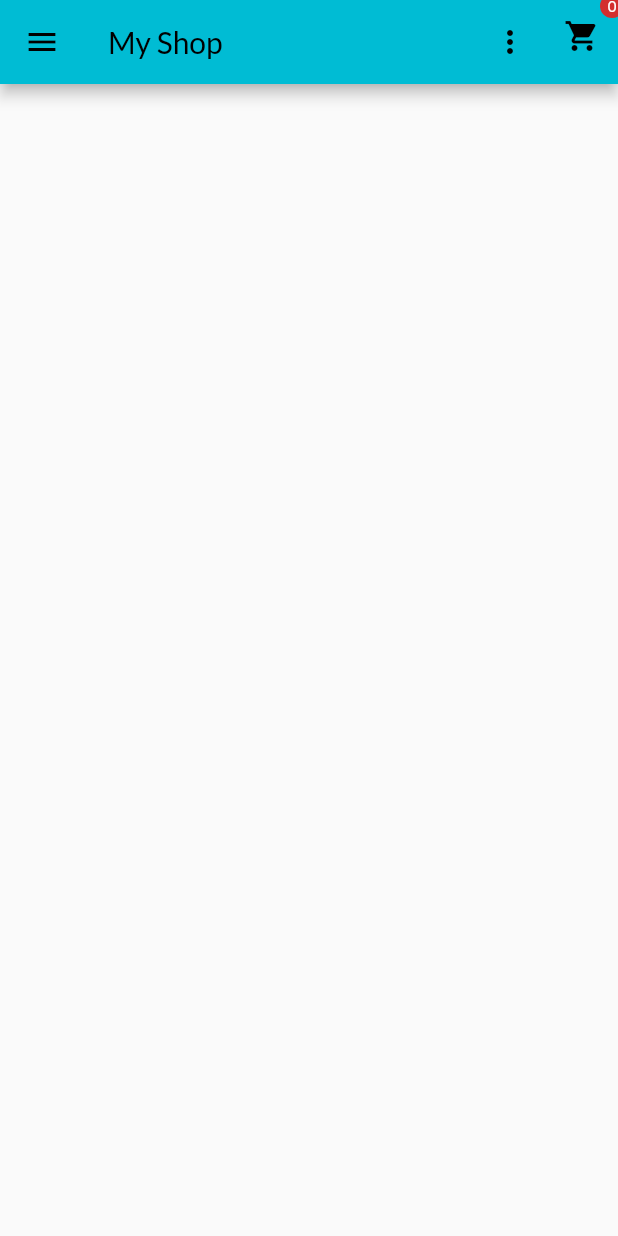
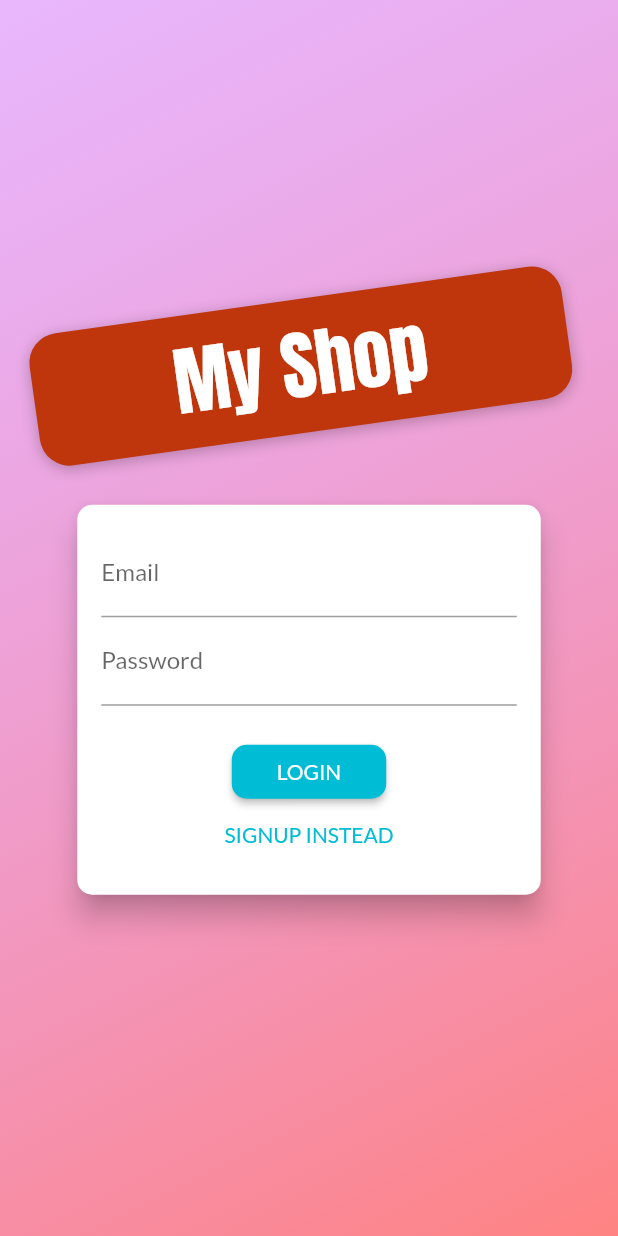
Before and after one commit to midhungopipk/Shop_App_Flutter, a Flutter app: the screen it shows after launch, on a phone screen of 412 x 824 dp. Run offline on Flutter 3.47's test engine with Material 2 defaults, Android fonts, the phone set to English and light mode, and no system bars; our stand-ins replace shared_preferences.

Commit message:
userAuthentication finished.

```diff
--- a/shopapp/lib/main.dart
+++ b/shopapp/lib/main.dart
@@ -1,17 +1,21 @@
 import 'package:flutter/material.dart';
 import 'package:provider/provider.dart';
+import 'package:shopapp/providers/auth.dart';
 import 'package:shopapp/providers/cart.dart';
 import 'package:shopapp/providers/orders.dart';
+import 'package:shopapp/providers/product.dart';
+import 'package:shopapp/screens/auth_screen.dart';
 import 'package:shopapp/screens/cart_screen.dart';
 import 'package:shopapp/screens/edit_product_screen.dart';
 import 'package:shopapp/screens/order_screen.dart';
+import 'package:shopapp/screens/spash_screen.dart';
 import 'package:shopapp/screens/user_products_screen.dart';
 import './providers/products.dart';
 import './screens/products_overview_screen.dart';
 import './screens/product_detail_screen.dart';
 
 void main() {
-  runApp(const MyApp());
+  runApp(MyApp());
 }
 
 class MyApp extends StatelessWidget {
@@ -22,23 +26,67 @@ class MyApp extends StatelessWidget {
     return MultiProvider(
         providers: [
           ChangeNotifierProvider(
-          create: (ctx) => Products(),
+            create: (ctx) => Auth(),
+          ),
+          ChangeNotifierProxyProvider<Auth, Products>(
+            create: (ctx) => Products('', '', []),
+            update: (ctx, auth, prevProducts) => Products(
+              auth.token.toString(),
+              auth.userId.toString(),
+              prevProducts == null ? [] : prevProducts.items,
+            ),
           ),
           ChangeNotifierProvider(
             create: (ctx) => Cart(),
           ),
-        ChangeNotifierProvider(
-          create: (ctx) => Orders(),
-        ),
+          // ChangeNotifierProvider(
+          //   create: (ctx) => Orders(),
+          // ),
+          ChangeNotifierProxyProvider<Auth, Orders>(
+            create: (ctx) => Orders('', '', []),
+            update: (ctx, auth, previous) => Orders(
+                auth.token.toString(),
+                auth.userId.toString(),
+                previous == null ? [] : previous.orders),
+          )
         ],
-      child: MaterialApp(
+        child: Consumer<Auth>(
+          builder: (ctx, auth, _) => MaterialApp(
             title: 'Shop App',
             theme: ThemeData(
-            colorScheme: ColorScheme.fromSwatch(primarySwatch: Colors.cyan)
-                .copyWith(secondary: Colors.deepOrange),
+              colorScheme: ColorScheme.fromSwatch(
+                primarySwatch: Colors.cyan,
+              ).copyWith(
+                secondary: Colors.deepOrange,
+              ),
               fontFamily: 'Lato',
-            textTheme: TextTheme(titleLarge: TextStyle(color: Colors.white))),
-        home: ProductsOverviewScreen(),
+              textTheme: const TextTheme(
+                titleLarge: TextStyle(
+                  color: Colors.white,
+                ),
+              ),
+            ),
+            // home: ProductsOverviewScreen(),
+            home: auth.isAuth
+                ? ProductsOverviewScreen()
+                : FutureBuilder(
+                    future: auth.tryAutoLogin(),
+                    builder: (ctx, authResultSnapShot) {
+                      print(authResultSnapShot);
+                      print("${auth.isAuth} is authenticated");
+                      if (authResultSnapShot.connectionState ==
+                          ConnectionState.waiting) {
+                        return SplashScreen();
+                      } else {
+                        return AuthScreen();
+                      }
+                    }
+                    // print(authResultSnapShot);
+                    //     authResultSnapShot.connectionState ==
+                    //             ConnectionState.waiting
+                    //         ? SplashScreen()
+                    //         : AuthScreen(),
+                    ),
             routes: {
               ProductDetailScreen.routeName: (ctx) => ProductDetailScreen(),
               CartScreen.routeName: (ctx) => CartScreen(),
@@ -47,6 +95,6 @@ class MyApp extends StatelessWidget {
               EditProductScreen.routeName: (ctx) => EditProductScreen()
             },
           ),
-    );
+        ));
   }
 }
--- a/shopapp/lib/providers/orders.dart
+++ b/shopapp/lib/providers/orders.dart
@@ -20,14 +20,19 @@ class OrderItem {
 class Orders with ChangeNotifier {
   List<OrderItem> _orders = [];
 
+  final String _authToken;
+  final String userId;
+  Orders(this._authToken, this.userId, this._orders);
+
   List<OrderItem> get orders {
     return [..._orders];
   }
 
   Future<void> fetchAndSetOrders() async {
-    final url = Uri.https(
-        'flutter-shopapp-4cd88-default-rtdb.firebaseio.com', 'orders.json');
-
+    // final url = Uri.https(
+    //     'flutter-shopapp-4cd88-default-rtdb.firebaseio.com', 'orders.json');
+    Uri url = Uri.parse(
+        'https://flutter-shopapp-4cd88-default-rtdb.firebaseio.com/orders/$userId.json?auth=$_authToken');
     try {
       final response = await http.get(url);
       if (json.decode(response.body) == null) {
@@ -64,8 +69,10 @@ class Orders with ChangeNotifier {
   }
 
   Future<void> addOrder(List<CartItem> cartProducts, double total) async {
-    final url = Uri.https(
-        'flutter-shopapp-4cd88-default-rtdb.firebaseio.com', 'orders.json');
+    // final url = Uri.https(
+    //     'flutter-shopapp-4cd88-default-rtdb.firebaseio.com', 'orders.json');
+    Uri url = Uri.parse(
+        'https://flutter-shopapp-4cd88-default-rtdb.firebaseio.com/orders/$userId.json?auth=$_authToken');
     final timeStamp = DateTime.now();
     try {
       final response = await http.post(url,
--- /dev/null
+++ b/shopapp/lib/screens/auth_screen.dart
@@ -0,0 +1,284 @@
+import 'dart:math';
+
+import 'package:flutter/material.dart';
+import 'package:flutter/src/widgets/framework.dart';
+import 'package:flutter/src/widgets/placeholder.dart';
+import 'package:provider/provider.dart';
+import 'package:shopapp/models/http_exception.dart';
+import 'package:shopapp/providers/auth.dart';
+
+enum AuthMode { Signup, Login }
+
+class AuthScreen extends StatelessWidget {
+  const AuthScreen({super.key});
+  static const routeName = '/auth';
+  @override
+  Widget build(BuildContext context) {
+    final deviceSize = MediaQuery.of(context).size;
+    return Scaffold(
+      body: Stack(
+        children: [
+          Container(
+            decoration: BoxDecoration(
+              gradient: LinearGradient(
+                colors: [
+                  Color.fromRGBO(215, 117, 255, 1).withOpacity(0.5),
+                  Color.fromRGBO(255, 118, 117, 1).withOpacity(0.9)
+                ],
+                begin: Alignment.topLeft,
+                end: Alignment.bottomRight,
+                stops: [0, 1],
+              ),
+            ),
+          ),
+          SingleChildScrollView(
+            child: Container(
+              height: deviceSize.height,
+              width: deviceSize.width,
+              child: Column(
+                mainAxisAlignment: MainAxisAlignment.center,
+                crossAxisAlignment: CrossAxisAlignment.center,
+                children: [
+                  Flexible(
+                    child: Container(
+                      margin: const EdgeInsets.only(
+                        bottom: 20,
+                      ),
+                      padding: const EdgeInsets.symmetric(
+                        vertical: 8,
+                        horizontal: 94,
+                      ),
+                      transform: Matrix4.rotationZ(-8 * pi / 180)
+                        ..translate(-10.0),
+                      decoration: BoxDecoration(
+                        borderRadius: BorderRadius.circular(20),
+                        color: Colors.deepOrange.shade900,
+                        boxShadow: const [
+                          BoxShadow(
+                            blurRadius: 8,
+                            color: Colors.black26,
+                            offset: Offset(0, 2),
+                          )
+                        ],
+                      ),
+                      child: const Text(
+                        'My Shop',
+                        style: TextStyle(
+                          color: Colors.white,
+                          fontSize: 50,
+                          fontFamily: 'Anton',
+                          fontWeight: FontWeight.normal,
+                        ),
+                      ),
+                    ),
+                  ),
+                  Flexible(
+                      flex: deviceSize.width > 600 ? 2 : 1, child: AuthCard())
+                ],
+              ),
+            ),
+          )
+        ],
+      ),
+    );
+  }
+}
+
+class AuthCard extends StatefulWidget {
+  const AuthCard({super.key});
+
+  @override
+  State<AuthCard> createState() => _AuthCardState();
+}
+
+class _AuthCardState extends State<AuthCard> {
+  final GlobalKey<FormState> _formKey = GlobalKey();
+  AuthMode _authMode = AuthMode.Login;
+  Map<String, String> _authData = {
+    'email': '',
+    'password': '',
+  };
+
+  final _passwordController = TextEditingController();
+
+  var _isLoading = false;
+
+  void _switchMode() {
+    if (_authMode == AuthMode.Login) {
+      setState(() {
+        _authMode = AuthMode.Signup;
+      });
+    } else {
+      setState(() {
+        _authMode = AuthMode.Login;
+      });
+    }
+  }
+
+  void _showDialog(String message) {
+    showDialog(
+        context: context,
+        builder: (ctx) => AlertDialog(
+              title: const Text(
+                'An error Occured',
+                style: TextStyle(color: Colors.black),
+              ),
+              content: Text(message),
+              actions: [
+                TextButton(
+                    onPressed: () {
+                      Navigator.of(context).pop();
+                    },
+                    child: Text('Okay'))
+              ],
+            ));
+  }
+
+  void _submit() async {
+    final _isvalid = _formKey.currentState!.validate();
+    if (!_isvalid) {
+      return;
+    }
+    _formKey.currentState?.save();
+    setState(() {
+      _isLoading = true;
+    });
+    try {
+      if (_authMode == AuthMode.Login) {
+        await Provider.of<Auth>(context, listen: false).signin(
+            _authData['email'].toString(), _authData['password'].toString());
+      } else {
+        await Provider.of<Auth>(context, listen: false).signup(
+            _authData['email'].toString(), _authData['password'].toString());
+      }
+    } on HttpException catch (error) {
+      print(error);
+      //filtering the error with HttpException
+      var errorMessage = 'Authentication Failed.';
+      if (error.message.contains('EMAIL_EXISTS')) {
+        errorMessage = 'This email is already in use.';
+      } else if (error.message.contains('INVALID_EMAIL')) {
+        errorMessage = 'This is not a valid email address.';
+      } else if (error.message.contains('WEAK_PASSWORD')) {
+        errorMessage = 'This password is too weak.';
+      } else if (error.message.contains('EMAIL_NOT_FOUND')) {
+        errorMessage = 'Could not find a user with that email.';
+      } else if (error.message.contains('INVALID_PASSWORD')) {
+        errorMessage = 'Invalid password.';
+      }
+      _showDialog(errorMessage);
+    } catch (error) {
+      print(error);
+
+      var errorMessage = 'Could not authenticate you. Please try again later.';
+      _showDialog(errorMessage);
+    }
+
+    setState(() {
+      _isLoading = false;
+    });
+  }
+
+  @override
+  Widget build(BuildContext context) {
+    final deviceSize = MediaQuery.of(context).size;
+
+    return Card(
+      shape: RoundedRectangleBorder(
+        borderRadius: BorderRadius.circular(10),
+      ),
+      elevation: 8,
+      child: Container(
+        height: _authMode == AuthMode.Signup ? 320 : 260,
+        width: deviceSize.width * 0.75,
+        constraints:
+            BoxConstraints(minHeight: _authMode == AuthMode.Signup ? 320 : 260),
+        padding: EdgeInsets.all(16.0),
+        child: Form(
+            key: _formKey,
+            child: SingleChildScrollView(
+              child: Column(
+                children: [
+                  TextFormField(
+                    decoration: InputDecoration(labelText: 'Email'),
+                    keyboardType: TextInputType.emailAddress,
+                    textInputAction: TextInputAction.next,
+                    validator: (value) {
+                      if (value!.isEmpty || !value.contains('@')) {
+                        return 'invalid';
+                      }
+                      return null;
+                    },
+                    onSaved: (value) {
+                      _authData['email'] = value.toString();
+                    },
+                  ),
+                  TextFormField(
+                    decoration: const InputDecoration(labelText: 'Password'),
+                    controller: _passwordController,
+                    textInputAction: TextInputAction.next,
+                    obscureText: true,
+                    validator: (value) {
+                      if (value!.isEmpty || value.length < 5) {
+                        return 'Password is too short';
+                      }
+                      return null;
+                    },
+                    onSaved: (value) {
+                      _authData['password'] = value.toString();
+                    },
+                  ),
+                  if (_authMode == AuthMode.Signup)
+                    TextFormField(
+                      decoration:
+                          const InputDecoration(labelText: 'Confirm Password'),
+                      obscureText: true,
+                      validator: _authMode == AuthMode.Signup
+                          ? (value) {
+                              if (value != _passwordController.text) {
+                                return 'Password do not match';
+                              }
+                            }
+                          : null,
+                    ),
+                  const SizedBox(
+                    height: 20,
+                  ),
+                  if (_isLoading)
+                    CircularProgressIndicator()
+                  else
+                    ElevatedButton(
+                      style: ButtonStyle(
+                          foregroundColor:
+                              MaterialStateProperty.all(Colors.white),
+                          shape:
+                              MaterialStateProperty.all<RoundedRectangleBorder>(
+                            RoundedRectangleBorder(
+                              borderRadius: BorderRadius.circular(10.0),
+                            ),
+                          ),
+                          padding: MaterialStateProperty.all(
+                              const EdgeInsets.symmetric(
+                                  horizontal: 30.0, vertical: 8.0))),
+                      onPressed: _submit,
+                      child: Text(
+                          _authMode == AuthMode.Login ? 'LOGIN' : 'SIGN UP'),
+                    ),
+                  TextButton(
+                    onPressed: _switchMode,
+                    style: ButtonStyle(
+                      tapTargetSize: MaterialTapTargetSize.shrinkWrap,
+                      padding: MaterialStateProperty.all(
+                        const EdgeInsets.symmetric(horizontal: 30, vertical: 4),
+                      ),
+                    ),
+                    child: Text(
+                        '${_authMode == AuthMode.Login ? 'SIGNUP' : 'LOGIN'} INSTEAD'),
+                  )
+                ],
+              ),
+            )),
+      ),
+    );
+  }
+}
--- a/shopapp/lib/screens/cart_screen.dart
+++ b/shopapp/lib/screens/cart_screen.dart
@@ -34,7 +34,7 @@ class CartScreen extends StatelessWidget {
                   Chip(
                     label: Text(
                       '\$${cart.totalAmount.toStringAsFixed(2)}',
-                      style: Theme.of(context).textTheme.titleLarge,
+                      style: Theme.of(context).textTheme.titleMedium,
                     ),
                     backgroundColor: Theme.of(context).colorScheme.primary,
                   ),
--- a/shopapp/lib/screens/products_overview_screen.dart
+++ b/shopapp/lib/screens/products_overview_screen.dart
@@ -28,9 +28,11 @@ class _ProductsOverviewScreenState extends State<ProductsOverviewScreen> {
   @override
   void didChangeDependencies() {
     if (_isInit) {
-      setState(() {
-        _isLoading = true;
-      });
+      setState(
+        () {
+          _isLoading = true;
+        },
+      );
       Provider.of<Products>(context).fetchAndSetProducts().then((_) {
         setState(() {
           _isLoading = false;
@@ -49,7 +51,10 @@ class _ProductsOverviewScreenState extends State<ProductsOverviewScreen> {
 
     return Scaffold(
       appBar: AppBar(
-        title: const Text('My Shop'),
+        title: Text(
+          'My Shop',
+          style: Theme.of(context).textTheme.titleMedium,
+        ),
         actions: [
           PopupMenuButton(
             onSelected: (FilterOptions selectedValue) {
--- a/shopapp/lib/widgets/cart_item.dart
+++ b/shopapp/lib/widgets/cart_item.dart
@@ -72,7 +72,7 @@ class CartItem extends StatelessWidget {
                   child: FittedBox(
                       child: Text(
                     '\$${price}',
-                    style: Theme.of(context).textTheme.titleLarge,
+                    style: Theme.of(context).textTheme.titleMedium,
                   ))),
             ),
             title: Text(title),
--- a/shopapp/lib/widgets/product_item.dart
+++ b/shopapp/lib/widgets/product_item.dart
@@ -1,5 +1,6 @@
 import 'package:flutter/material.dart';
 import 'package:provider/provider.dart';
+import 'package:shopapp/providers/auth.dart';
 import 'package:shopapp/providers/cart.dart';
 import '../screens/product_detail_screen.dart';
 import '../providers/product.dart';
@@ -19,6 +20,7 @@ class Productitem extends StatelessWidget {
   Widget build(BuildContext context) {
     final product = Provider.of<Product>(context, listen: false);
 //if u use consumer and wrap it around the widget that only want an update that widget will only rebuild
+    final authData = Provider.of<Auth>(context, listen: false);
     final cart = Provider.of<Cart>(context, listen: false);
     return ClipRRect(
       borderRadius: BorderRadius.circular(10),
@@ -29,7 +31,8 @@ class Productitem extends StatelessWidget {
             builder: (ctx, product, _) {
               return IconButton(
                 onPressed: () {
-                  product.toggleFavourite();
+                  product.toggleFavourite(
+                      authData.token.toString(), authData.userId.toString());
                 },
                 icon: Icon(product.favourite
                     ? Icons.favorite
--- a/shopapp/pubspec.yaml
+++ b/shopapp/pubspec.yaml
@@ -33,6 +33,7 @@ dependencies:
   provider: ^6.0.5
   intl: ^0.18.0
   http: ^0.13.5
+  shared_preferences: ^2.1.1
 
   # The following adds the Cupertino Icons font to your application.
   # Use with the CupertinoIcons class for iOS style icons.
```
Also changed, not shown: shopapp/lib/providers/auth.dart (added, +130 -0 lines), shopapp/lib/providers/product.dart (+8 -4 lines), shopapp/lib/providers/products.dart (+44 -12 lines), shopapp/lib/screens/spash_screen.dart (added, +16 -0 lines), shopapp/lib/screens/user_products_screen.dart (+13 -4 lines), shopapp/lib/widgets/app_drawer.dart (+12 -0 lines), shopapp/lib/widgets/product_grid.dart (+7 -5 lines), 7 other files. Lines whose indentation alone changed are shown as unchanged.
